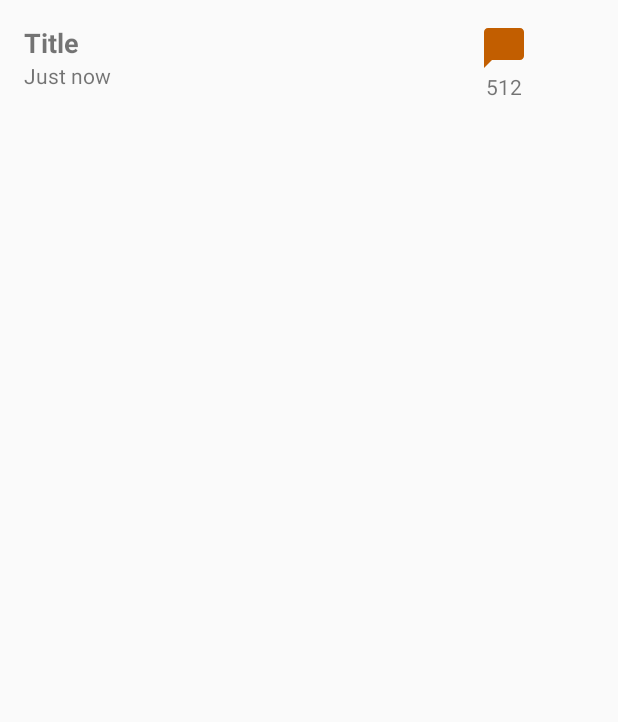
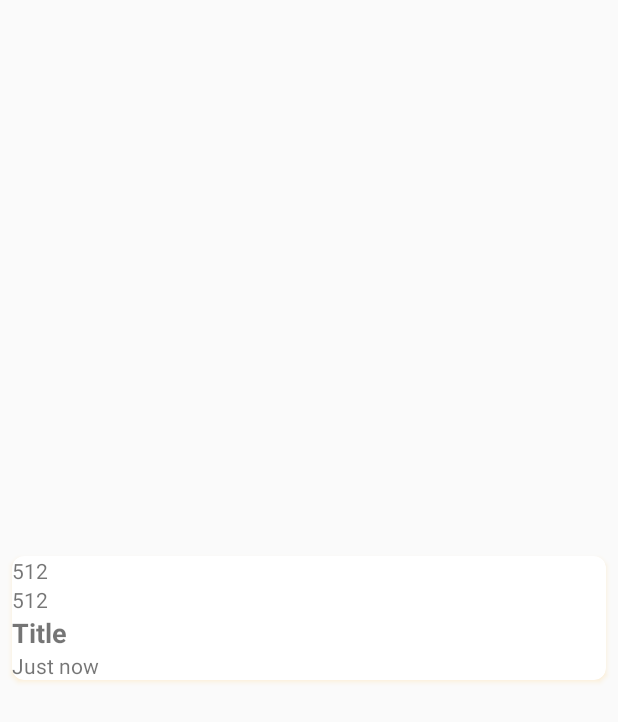
Before and after one commit to Msanmar/FundamentosAndroid_Eh-Ho, an Android app: the layout item_post.xml on its own in the app's theme, with its tools: preview values and no code run, on a phone screen of 412 x 824 dp. Shown: the top 722 px of the screen. Run offline under Robolectric (Android 15) with nearby library versions, the phone set to English and light mode, and no system bars; network calls fail.

Commit message:
Eh-Ho. Mónica Sanmartín, entrega final. Todos los apartados implementados.

```diff
--- a/app/src/main/java/io/keepcoding/eh_ho/posts/PostsActivity.kt
+++ b/app/src/main/java/io/keepcoding/eh_ho/posts/PostsActivity.kt
@@ -32,7 +32,7 @@ class PostsActivity : AppCompatActivity(), PostsFragment.PostsInteractionListene
         if(topicId != null && topicId.isNotEmpty()) {
             topic_ID = topicId.toInt()
             topic_Title = topicTitle.toString()
-            this.title = "Eh-Ho:       " + topic_Title
+            this.title = "Eh-Ho       " + topic_Title
 
         } else {
             throw IllegalArgumentException("You should provide an id for the topic")
--- a/app/src/main/java/io/keepcoding/eh_ho/topics/TopicsActivity.kt
+++ b/app/src/main/java/io/keepcoding/eh_ho/topics/TopicsActivity.kt
@@ -34,7 +34,7 @@ class TopicsActivity : AppCompatActivity(), TopicsFragment.TopicsInteractionList
 
     //Métodos interfaz
     override fun onTopicSelected(topic: Topic) {
-        Toast.makeText(this, topic.title, Toast.LENGTH_SHORT).show()
+       //Toast.makeText(this, topic.title, Toast.LENGTH_SHORT).show()
         goToPosts(topic)
     }
 
@@ -59,7 +59,7 @@ class TopicsActivity : AppCompatActivity(), TopicsFragment.TopicsInteractionList
         supportFragmentManager.popBackStack()
     }
 
-    //------------
+
 
 
     private fun goToPosts(topic: Topic) {
@@ -67,7 +67,7 @@ class TopicsActivity : AppCompatActivity(), TopicsFragment.TopicsInteractionList
         intent.putExtra(EXTRA_TOPIC_ID, topic.id)
         intent.putExtra(EXTRA_TOPIC_TITLE, topic.title)
 
-        Toast.makeText(this, "Vamos a post activity", Toast.LENGTH_SHORT).show()
+       // Toast.makeText(this, "Vamos a post activity", Toast.LENGTH_SHORT).show()
         startActivity(intent)
     }
 
--- a/app/src/main/java/io/keepcoding/eh_ho/topics/TopicsFragment.kt
+++ b/app/src/main/java/io/keepcoding/eh_ho/topics/TopicsFragment.kt
@@ -117,10 +117,11 @@ class TopicsFragment : Fragment(), SwipeRefreshLayout.OnRefreshListener {
             R.id.action_log_out -> listener?.onLogOut()
             // R.id.action_create_post -> listenerCreatePost?.onCreatePostFromTopics()
 
-
         }
         return super.onOptionsItemSelected(item)
     }
+
+    // ______________________________________LOAD TOPICS____________________________________________
 
     private fun loadTopics() {
         enableLoading(true)
@@ -140,6 +141,8 @@ class TopicsFragment : Fragment(), SwipeRefreshLayout.OnRefreshListener {
                 })
         }
     }
+
+    // ______________________________________LOAD TOPICS____________________________________________
 
     private fun enableLoading(enabled: Boolean) {
         viewRetry.visibility = View.INVISIBLE
--- a/app/src/main/res/layout/item_post.xml
+++ b/app/src/main/res/layout/item_post.xml
@@ -1,74 +1,74 @@
 <?xml version="1.0" encoding="utf-8"?>
-<androidx.constraintlayout.widget.ConstraintLayout
+<androidx.cardview.widget.CardView
     xmlns:android="http://schemas.android.com/apk/res/android"
     xmlns:app="http://schemas.android.com/apk/res-auto"
     xmlns:tools="http://schemas.android.com/tools"
+    android:id="@+id/cardviewPost"
     android:layout_width="match_parent"
     android:layout_height="wrap_content"
+    android:layout_gravity="center"
+    android:layout_margin="8dp"
     android:orientation="vertical"
-    android:padding="16dp">
+    android:padding="16dp"
+    android:elevation="16dp"
+    android:outlineSpotShadowColor="@color/colorAccent"
+    app:cardCornerRadius="8dp">
+
+    <LinearLayout
+        android:layout_width="match_parent"
+        android:layout_height="wrap_content"
+        android:orientation="vertical">
 
 
 
-    <androidx.appcompat.widget.AppCompatTextView
+        <androidx.appcompat.widget.AppCompatTextView
+            android:id="@+id/labelTopicID"
+            android:layout_width="match_parent"
+            android:layout_height="wrap_content"
+            android:layout_alignTop="@id/cardviewPost"
+            tools:text="512" />
+
+        <androidx.appcompat.widget.AppCompatTextView
+            android:id="@+id/labelUsername"
+            android:layout_width="match_parent"
+            android:layout_height="wrap_content"
+            android:layout_alignTop="@id/labelTopicID"
+            tools:text="512" />
+
+          <androidx.appcompat.widget.AppCompatTextView
         android:id="@+id/labelTitlePost"
-        android:layout_width="0dp"
+        android:layout_width="match_parent"
         android:layout_height="wrap_content"
+        android:layout_alignTop="@id/labelUsername"
         android:maxLines="2"
         android:textSize="18sp"
         android:textStyle="bold"
-        app:layout_constraintEnd_toEndOf="@+id/guidelinePost"
-        app:layout_constraintStart_toStartOf="parent"
-        app:layout_constraintTop_toTopOf="parent"
+
         tools:text="Title" />
 
 
 
     <androidx.appcompat.widget.AppCompatTextView
         android:id="@+id/labelDatePost"
-        android:layout_width="0dp"
+        android:layout_width="match_parent"
         android:layout_height="wrap_content"
+        android:layout_alignTop="@id/labelTitlePost"
         android:textSize="14sp"
-        app:layout_constraintEnd_toEndOf="@+id/guidelinePost"
-        app:layout_constraintStart_toStartOf="parent"
-        app:layout_constraintTop_toBottomOf="@id/labelTitlePost"
+
         tools:text="Just now" />
+
+
+        <androidx.constraintlayout.widget.Guideline
+            android:id="@+id/guideline"
+            android:layout_width="wrap_content"
+            android:layout_height="wrap_content"
+            android:orientation="vertical"
+            app:layout_constraintGuide_percent="0.6" />
 
 
 
 
+    </LinearLayout>
 
 
-    <androidx.constraintlayout.widget.Guideline
-        android:id="@+id/guidelinePost"
-        android:layout_width="wrap_content"
-        android:layout_height="wrap_content"
-        android:orientation="vertical"
-        app:layout_constraintGuide_percent="0.8" />
-
-    <androidx.appcompat.widget.AppCompatImageView
-        android:id="@+id/iconPosts"
-        android:layout_width="wrap_content"
-        android:layout_height="wrap_content"
-        app:layout_constraintBottom_toTopOf="@id/labelPosts"
-        app:layout_constraintEnd_toStartOf="@+id/iconViews"
-        app:layout_constraintStart_toStartOf="@id/guidelinePost"
-        app:layout_constraintTop_toTopOf="parent"
-        app:layout_constraintVertical_chainStyle="packed"
-        app:srcCompat="@drawable/ic_post" />
-
-
-
-    <androidx.appcompat.widget.AppCompatTextView
-        android:id="@+id/labelTopicID"
-        android:layout_width="wrap_content"
-        android:layout_height="wrap_content"
-        app:layout_constraintBottom_toBottomOf="parent"
-        app:layout_constraintEnd_toEndOf="@id/iconPosts"
-        app:layout_constraintStart_toStartOf="@id/iconPosts"
-        app:layout_constraintTop_toBottomOf="@id/iconPosts"
-        tools:text="512" />
-
-
-
-</androidx.constraintlayout.widget.ConstraintLayout>
+</androidx.cardview.widget.CardView>
```
Also changed, not shown: app/src/main/java/io/keepcoding/eh_ho/posts/PostsAdapter.kt (+1 -7 lines), app/src/main/java/io/keepcoding/eh_ho/posts/PostsFragment.kt (+5 -4 lines), app/src/main/res/layout/item_post2.xml (deleted, +0 -74 lines).
